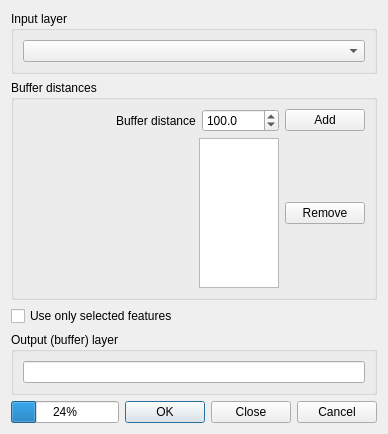
The window that ui_multidistancebuffer.ui (havatv/qgismultidistancebufferplugin) describes before a commit, drawn with Qt 5.
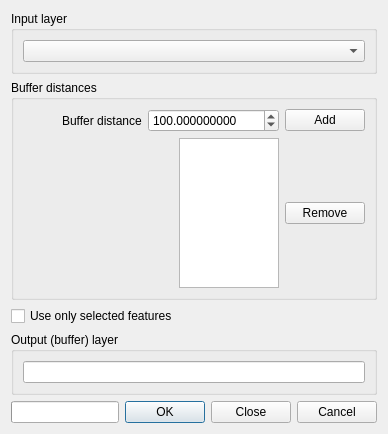
The same window after the commit.

Commit message: Increased the number of decimals for buffer distances (#4)

Patch:
```diff
--- a/ui_multidistancebuffer.ui
+++ b/ui_multidistancebuffer.ui
@@ -64,7 +64,7 @@
         <item>
          <widget class="QDoubleSpinBox" name="bufferSB">
           <property name="decimals">
-           <number>1</number>
+           <number>9</number>
           </property>
           <property name="maximum">
            <double>999999999.000000000000000</double>
@@ -114,7 +114,7 @@
           </property>
           <property name="maximumSize">
            <size>
-            <width>80</width>
+            <width>100</width>
             <height>16777215</height>
            </size>
           </property>
@@ -172,11 +172,7 @@
    <item>
     <layout class="QHBoxLayout" name="horizontalLayout">
      <item>
-      <widget class="QProgressBar" name="progressBar">
-       <property name="value">
-        <number>24</number>
-       </property>
-      </widget>
+      <widget class="QProgressBar" name="progressBar"/>
      </item>
      <item>
       <widget class="QDialogButtonBox" name="buttonBox">
```
